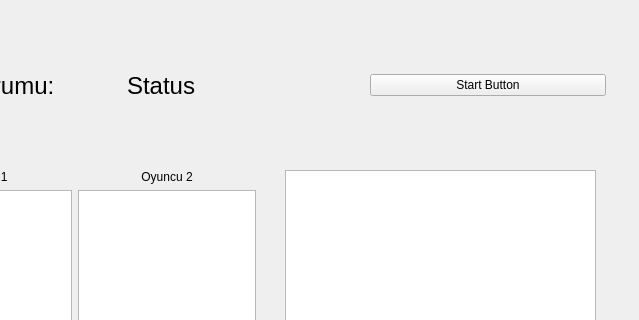
Old version of the form server.ui in the repository Mustafa-Aydin69/Tavla; both pictures show x 135 to 774 and y 0 to 320 of the 774 by 532 pixel window.
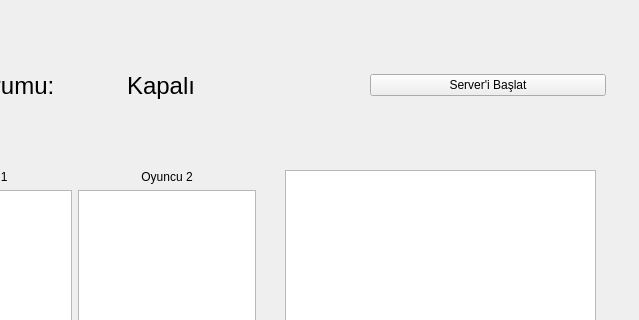
New version of the form.

```diff
--- a/server.ui
+++ b/server.ui
@@ -96,7 +96,7 @@
         </font>
        </property>
        <property name="text">
-        <string>Status </string>
+        <string>Kapalı</string>
        </property>
       </widget>
      </item>
@@ -109,7 +109,7 @@
         </size>
        </property>
        <property name="text">
-        <string>Start Button</string>
+        <string>Server'i Başlat</string>
        </property>
       </widget>
      </item>
```
